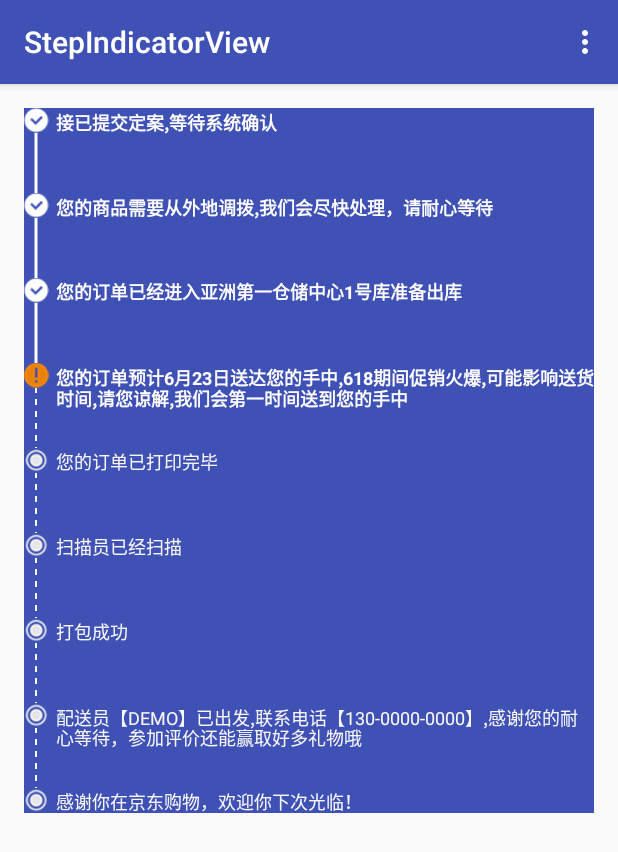
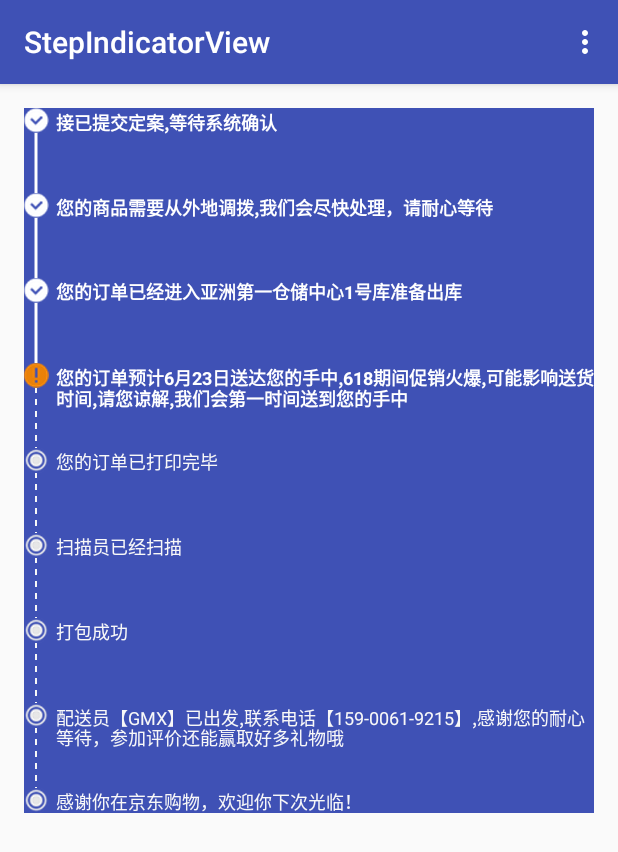
Before and after one commit to gemingxing/StepIndicatorView, an Android app: the VerticalActivity screen opened directly, with no data from a screen before it, on a phone screen of 412 x 824 dp. Shown: the top 852 px of the screen. Run offline under Robolectric (Android 15) with nearby library versions, the phone set to English and light mode, and no system bars.

Commit message:
完善README.md

```diff
--- a/app/src/main/java/com/gmx/stepindicatorview/VerticalActivity.java
+++ b/app/src/main/java/com/gmx/stepindicatorview/VerticalActivity.java
@@ -32,7 +32,7 @@ public class VerticalActivity extends BaseActivity {
 //        list0.add("您的订单已拣货完成");
         list0.add("扫描员已经扫描");
         list0.add("打包成功");
-        list0.add("配送员【DEMO】已出发,联系电话【130-0000-0000】,感谢您的耐心等待，参加评价还能赢取好多礼物哦");
+        list0.add("配送员【GMX】已出发,联系电话【159-0061-9215】,感谢您的耐心等待，参加评价还能赢取好多礼物哦");
         list0.add("感谢你在京东购物，欢迎你下次光临！");
 
         mStepIndicatorView.initStepIndicatorCount(list0.size())
--- a/stepview/src/main/java/com/gmx/stepview/StepIndicatorView.java
+++ b/stepview/src/main/java/com/gmx/stepview/StepIndicatorView.java
@@ -24,11 +24,6 @@ import java.util.List;
 
 /**
  * 流程指示器
- * (步骤)
- * 1, 固定View的宽度和高度 (这里为了方便, 还需对warp_content进行处理)
- * 2, 画线
- * 3, 画icon
- * 4, 画文本
  */
 public class StepIndicatorView extends View {
     private static final String TAG = "StepIndicatorView";
```
Also changed, not shown: 5 other files.
